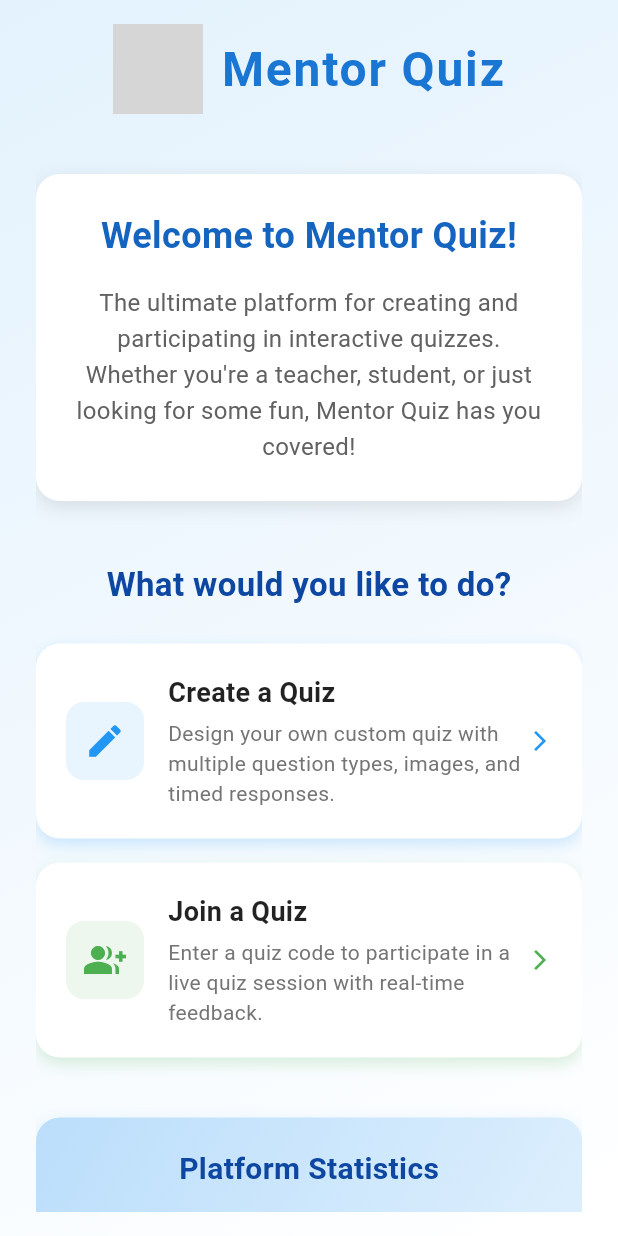
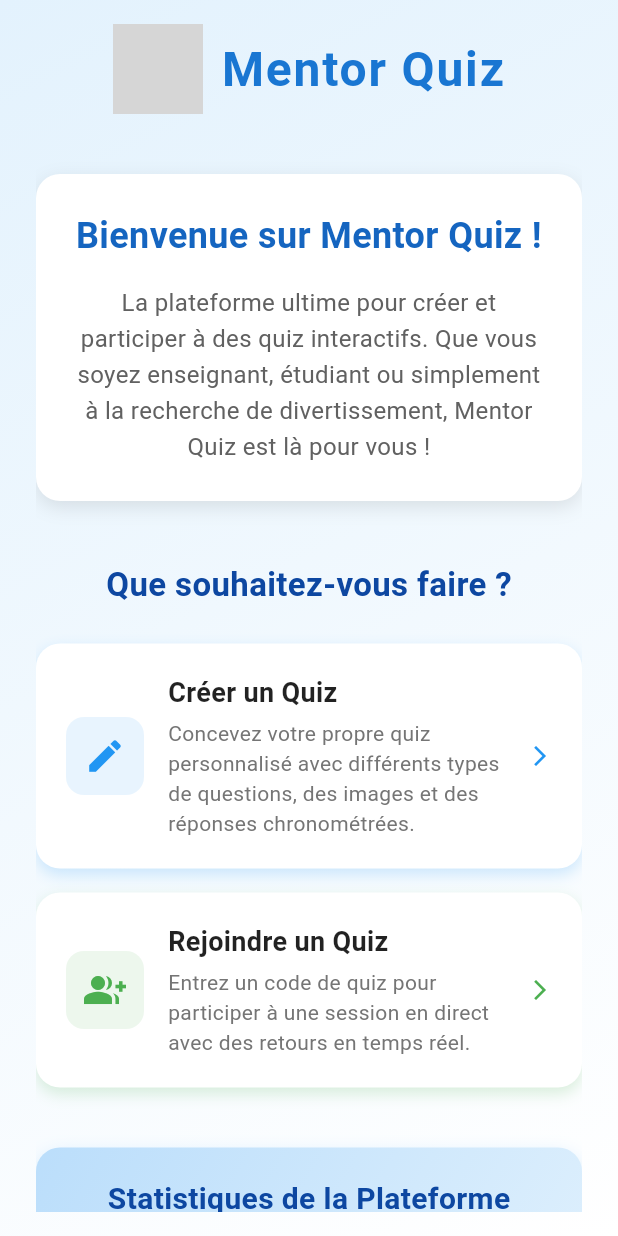
Before and after one commit to eyabouden/mentorQuiz, a Flutter app: the screen it shows after launch, on a phone screen of 412 x 824 dp. Run offline on Flutter 3.47's test engine with Material 3 defaults, Android fonts, the phone set to English and light mode, and no system bars; our stand-ins replace cloud_firestore, confetti, firebase_auth, firebase_core, flutter_animate, flutter_svg and 3 more; accounts and stored records are empty; project files that could hold a hidden picture were left out; grey boxes are pictures that could not be loaded.

Commit message:
Quelques changements

```diff
--- a/lib/home_page.dart
+++ b/lib/home_page.dart
@@ -63,7 +63,7 @@ class HomePage extends StatelessWidget {
                     child: Column(
                       children: [
                         Text(
-                          'Welcome to Mentor Quiz!',
+                          'Bienvenue sur Mentor Quiz !',
                           style: TextStyle(
                             fontSize: 24,
                             fontWeight: FontWeight.bold,
@@ -73,7 +73,7 @@ class HomePage extends StatelessWidget {
                         ),
                         SizedBox(height: 16),
                         Text(
-                          'The ultimate platform for creating and participating in interactive quizzes. Whether you\'re a teacher, student, or just looking for some fun, Mentor Quiz has you covered!',
+                          'La plateforme ultime pour créer et participer à des quiz interactifs. Que vous soyez enseignant, étudiant ou simplement à la recherche de divertissement, Mentor Quiz est là pour vous !',
                           style: TextStyle(
                             fontSize: 16,
                             color: Colors.grey.shade700,
@@ -89,7 +89,7 @@ class HomePage extends StatelessWidget {
 
                   // Features Section
                   Text(
-                    'What would you like to do?',
+                    'Que souhaitez-vous faire ?',
                     style: TextStyle(
                       fontSize: 22,
                       fontWeight: FontWeight.w600,
@@ -101,8 +101,8 @@ class HomePage extends StatelessWidget {
                   // Create Quiz Card
                   _buildFeatureCard(
                     context,
-                    title: 'Create a Quiz',
-                    description: 'Design your own custom quiz with multiple question types, images, and timed responses.',
+                    title: 'Créer un Quiz',
+                    description: 'Concevez votre propre quiz personnalisé avec différents types de questions, des images et des réponses chronométrées.',
                     icon: Icons.create,
                     color: Colors.blue,
                     onTap: () async {
@@ -122,8 +122,8 @@ class HomePage extends StatelessWidget {
                   // Join Quiz Card
                   _buildFeatureCard(
                     context,
-                    title: 'Join a Quiz',
-                    description: 'Enter a quiz code to participate in a live quiz session with real-time feedback.',
+                    title: 'Rejoindre un Quiz',
+                    description: 'Entrez un code de quiz pour participer à une session en direct avec des retours en temps réel.',
                     icon: Icons.group_add,
                     color: Colors.green,
                     onTap: () {
@@ -181,7 +181,7 @@ class HomePage extends StatelessWidget {
                         child: Column(
                           children: [
                             Text(
-                              'Platform Statistics',
+                              'Statistiques de la Plateforme',
                               style: TextStyle(
                                 fontSize: 20,
                                 fontWeight: FontWeight.bold,
@@ -194,19 +194,19 @@ class HomePage extends StatelessWidget {
                               children: [
                                 _buildStatistic(
                                   quizCount.toString(),
-                                  'Quizzes Created',
+                                  'Quiz Créés',
                                   Icons.quiz,
                                   Colors.blue.shade700,
                                 ),
                                 _buildStatistic(
                                   uniqueCreators.length.toString(),
-                                  'Quiz Creators',
+                                  'Créateurs',
                                   Icons.person_add,
                                   Colors.green.shade700,
                                 ),
                                 _buildStatistic(
                                   totalQuestions.toString(),
-                                  'Total Questions',
+                                  'Questions Totales',
                                   Icons.question_answer,
                                   Colors.purple.shade700,
                                 ),
@@ -222,7 +222,7 @@ class HomePage extends StatelessWidget {
 
                   // Footer with improved styling
                   Text(
-                    'Create and join quizzes with ease.',
+                    'Créez et rejoignez des quiz en toute simplicité.',
                     style: TextStyle(
                       fontSize: 16,
                       color: Colors.grey.shade600,
@@ -231,7 +231,7 @@ class HomePage extends StatelessWidget {
                   ),
                   SizedBox(height: 8),
                   Text(
-                    '© 2025 Mentor Quiz - All rights reserved.',
+                    '© 2025 Mentor Quiz - Tous droits réservés.',
                     style: TextStyle(
                       fontSize: 14,
                       color: Colors.grey.shade500,
--- a/lib/models/participant.dart
+++ b/lib/models/participant.dart
@@ -34,7 +34,7 @@ class Participant {
       id: map['id'] ?? '',
       username: map['username'] ?? '',
       avatar: map['avatar'] ?? '😀',
-      avatarColor: map['avatarColor'] ?? '#2196F3', // Default blue color
+      avatarColor: map['avatarColor'] ?? '#2196F3',
       avatarType: map['avatarType'] ?? 'emoji',
       totalScore: map['totalScore'] ?? 0,
     );
--- a/lib/screens/admin/quizcodeandqr.dart
+++ b/lib/screens/admin/quizcodeandqr.dart
@@ -9,7 +9,8 @@ import 'package:uuid/uuid.dart';
 // Classe utilitaire pour générer le lien
 class QuizCodeGenerator {
   static String generateQuizLink(String quizId, String accessCode) {
-    return 'https://yourapp.com/quiz/$quizId?code=$accessCode';
+    // Using Android package format to open the installed app
+    return 'package://com.example.mentor_quiz/join?code=$accessCode';
   }
 }
 
--- a/lib/screens/participant/join_quiz_page.dart
+++ b/lib/screens/participant/join_quiz_page.dart
@@ -5,6 +5,7 @@ import 'package:uuid/uuid.dart';
 import 'package:mentor_quiz/models/quizsession.dart';
 import 'package:mentor_quiz/models/participant.dart';
 import 'package:mentor_quiz/screens/participant/ParticipantQuizPage.dart';
+
 
 class JoinQuizPage extends StatefulWidget {
   @override
@@ -388,6 +389,7 @@ class _JoinQuizPageState extends State<JoinQuizPage> with TickerProviderStateMix
                           style: TextStyle(fontSize: 16, fontWeight: FontWeight.bold),
                         ),
                 ),
+
               ],
             ),
           ),
--- a/pubspec.yaml
+++ b/pubspec.yaml
@@ -47,6 +47,7 @@ dependencies:
   flutter_animate: ^4.2.0
   flutter_svg: ^2.0.9
   uuid: ^4.3.3
+
 
   # Temporarily removing super_drag_and_drop until we resolve the Android configuration issues
   # super_drag_and_drop: ^0.6.0
```
Also changed, not shown: lib/dashboard_page.dart (deleted, +0 -76 lines), lib/models/reponse.dart (+4 -4 lines), 1 other file.
